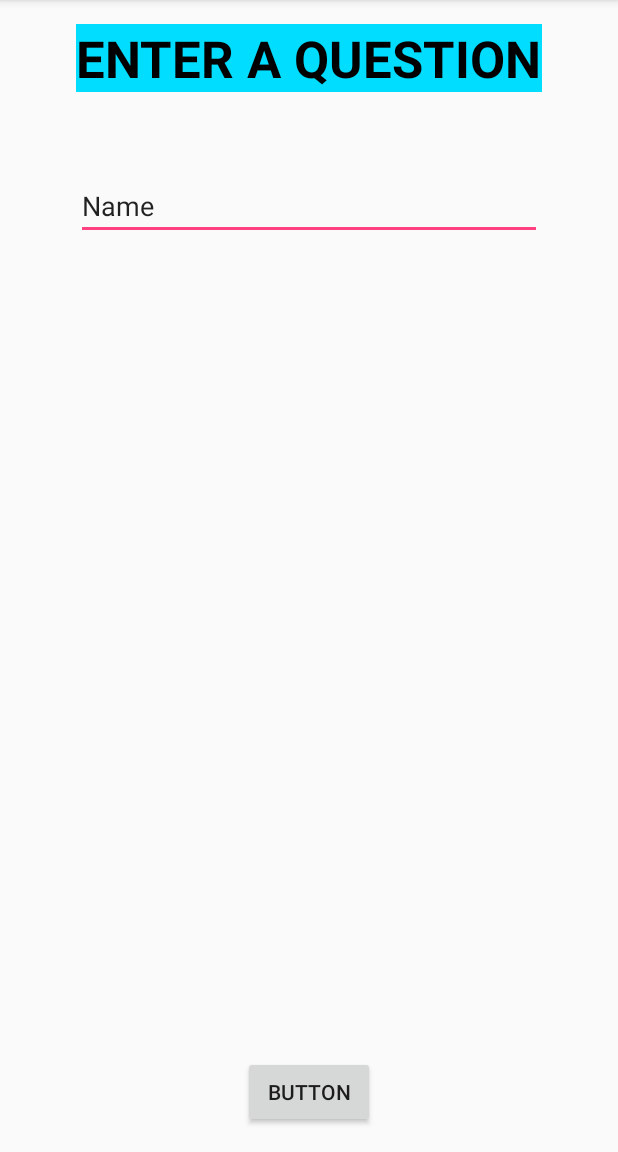
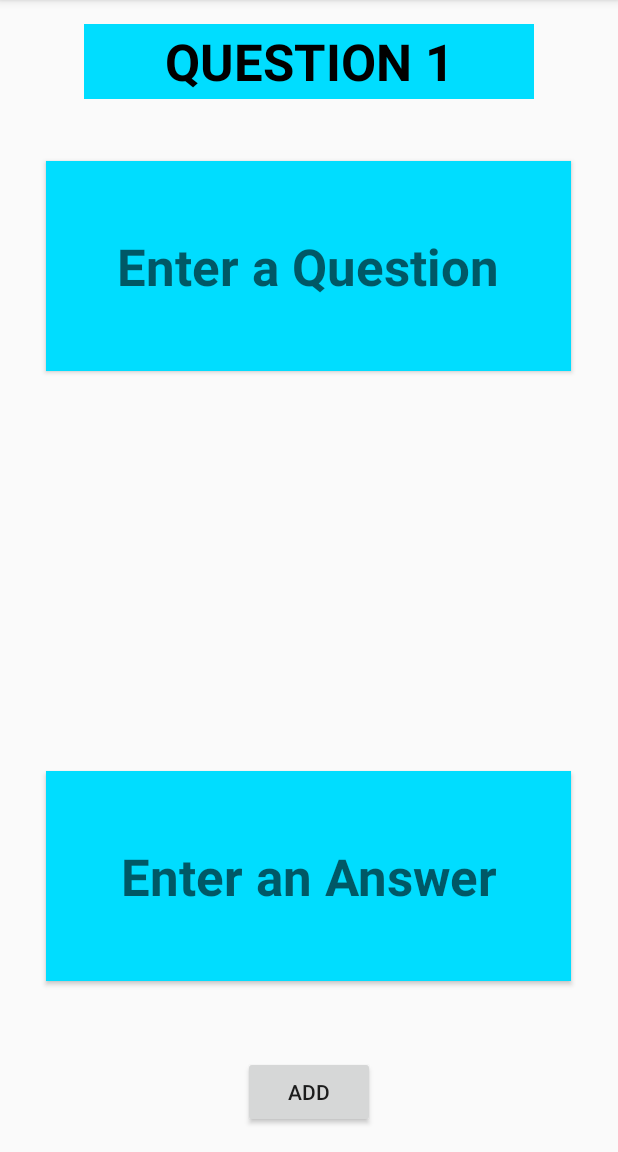
Before and after one commit to nico972/AQuiz, an Android app: the CreateQuestion screen opened directly, with no data from a screen before it, on a phone screen of 412 x 824 dp, the part 84-1236 px from its top. Run offline under Robolectric (Android 15) with nearby library versions, the phone set to English and light mode, and no system bars.

Commit message:
Modified Question 1 activity !

```diff
--- a/app/src/main/res/layout/activity_create_question.xml
+++ b/app/src/main/res/layout/activity_create_question.xml
@@ -12,39 +12,58 @@
     tools:background="@mipmap/background">
 
     <TextView
-        android:text="Enter a question"
-        android:layout_width="wrap_content"
-        android:layout_height="wrap_content"
+        android:text="Question 1"
+        android:layout_width="300dp"
+        android:layout_height="50dp"
         android:id="@+id/enter_view"
         android:textAppearance="@style/TextAppearance.AppCompat.Display1"
         android:textStyle="normal|bold"
         android:textAllCaps="true"
+        android:gravity="center"
         android:textColor="@android:color/black"
         tools:textColorHighlight="@android:color/darker_gray"
         android:background="@android:color/holo_blue_bright"
         android:layout_alignParentTop="true"
         android:layout_centerHorizontal="true" />
 
+
     <Button
-        android:text="Button"
+        android:text="Add"
         android:layout_width="wrap_content"
         android:layout_height="wrap_content"
         android:id="@+id/button"
         android:layout_alignParentBottom="true"
         android:layout_centerHorizontal="true" />
 
-    <EditText
-        android:layout_width="wrap_content"
-        android:layout_height="wrap_content"
-        android:inputType="textPersonName"
-        android:text="Name"
-        android:ems="10"
-        android:layout_marginTop="53dp"
-        android:id="@+id/editText2"
+    <Button
+
+        android:id="@+id/question_button"
+
+        android:text="Enter a Question"
+        android:layout_weight="0.29"
+        android:layout_marginTop="41dp"
+        android:layout_width="350dp"
+        android:layout_height="140dp"
+        android:textAppearance="@style/TextAppearance.AppCompat.Display1"
+        android:background="@android:color/holo_blue_bright"
+        android:textStyle="normal|bold"
         android:layout_below="@+id/enter_view"
-        android:layout_alignLeft="@+id/enter_view"
-        android:layout_alignStart="@+id/enter_view"
-        android:layout_alignRight="@+id/enter_view"
-        android:layout_alignEnd="@+id/enter_view" />
+        android:layout_centerInParent="true" />
+
+    <Button
+
+        android:id="@+id/answer_button"
+        android:text="Enter an Answer"
+        android:layout_weight="0.35"
+        android:layout_width="350dp"
+        android:layout_height="140dp"
+        android:textAppearance="@style/TextAppearance.AppCompat.Display1"
+        android:background="@android:color/holo_blue_bright"
+        android:layout_marginBottom="50dp"
+        android:layout_marginTop="50dp"
+        android:textStyle="normal|bold"
+        android:layout_above="@+id/button"
+        android:layout_centerInParent="true" />
+
 
 </RelativeLayout>
```
